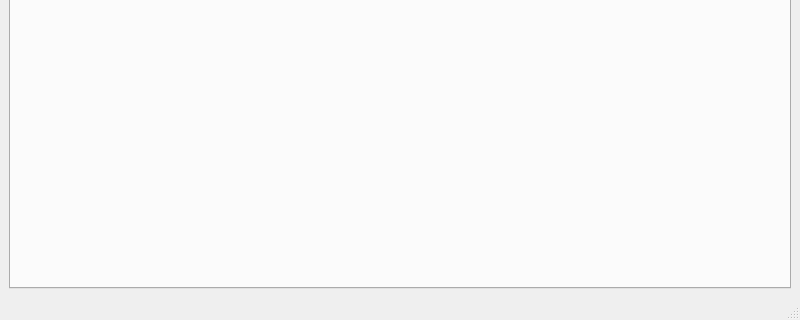
albert22o/VP5-release, file mainwindow.ui: the form before one commit; both pictures show x 0 to 800 and y 280 to 600 of the 800 by 600 pixel window.
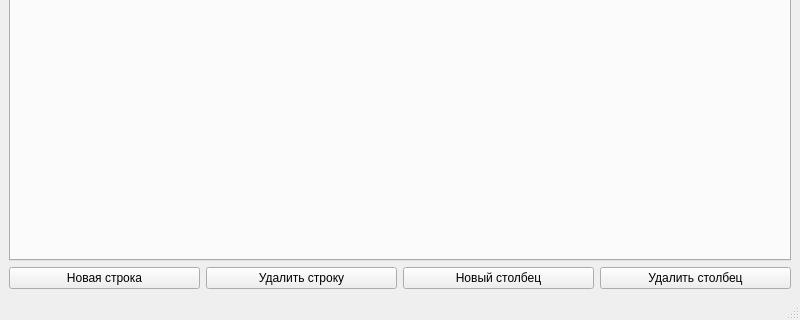
The form after the commit. Icons and pictures are not drawn.

```diff
--- a/mainwindow.ui
+++ b/mainwindow.ui
@@ -15,6 +15,38 @@
   </property>
   <widget class="QWidget" name="centralwidget">
    <layout class="QGridLayout" name="gridLayout">
+    <item row="1" column="0">
+     <layout class="QHBoxLayout" name="tableActionsPannel">
+      <item>
+       <widget class="QPushButton" name="newRow">
+        <property name="text">
+         <string>Новая строка</string>
+        </property>
+       </widget>
+      </item>
+      <item>
+       <widget class="QPushButton" name="deleteRow">
+        <property name="text">
+         <string>Удалить строку</string>
+        </property>
+       </widget>
+      </item>
+      <item>
+       <widget class="QPushButton" name="newColum">
+        <property name="text">
+         <string>Новый столбец</string>
+        </property>
+       </widget>
+      </item>
+      <item>
+       <widget class="QPushButton" name="deleteColumn">
+        <property name="text">
+         <string>Удалить столбец</string>
+        </property>
+       </widget>
+      </item>
+     </layout>
+    </item>
     <item row="0" column="0">
      <widget class="QTabWidget" name="tabWidget"/>
     </item>
```
Left out of the diff: 60 changed lines with no effect on the pictures.
